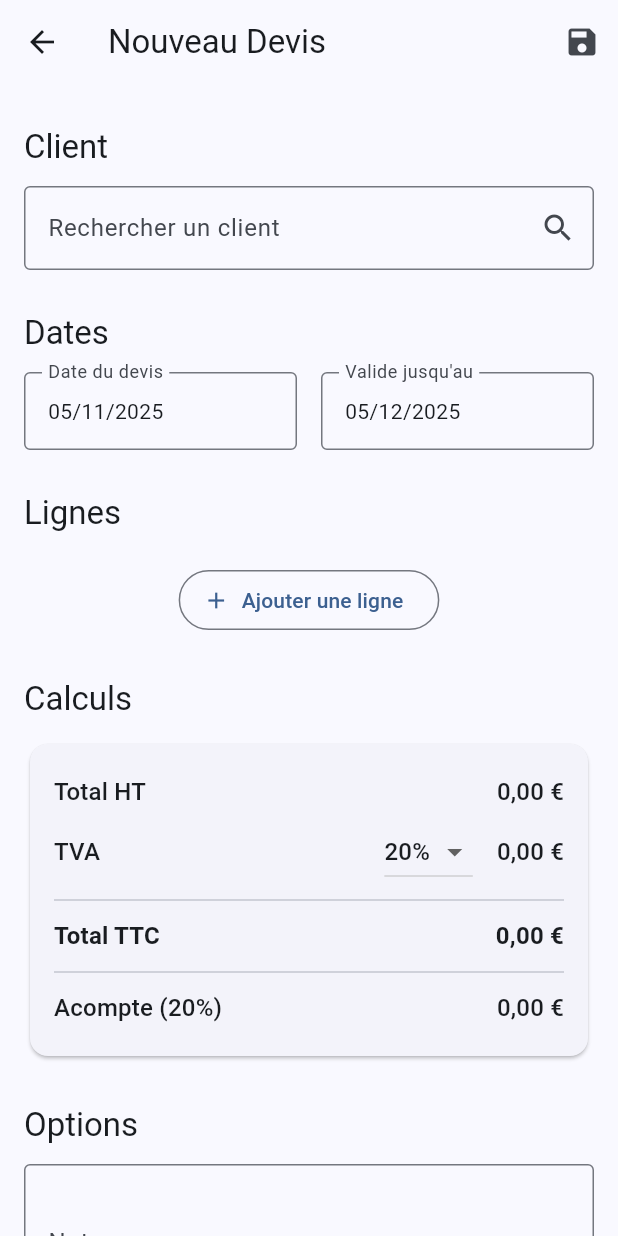
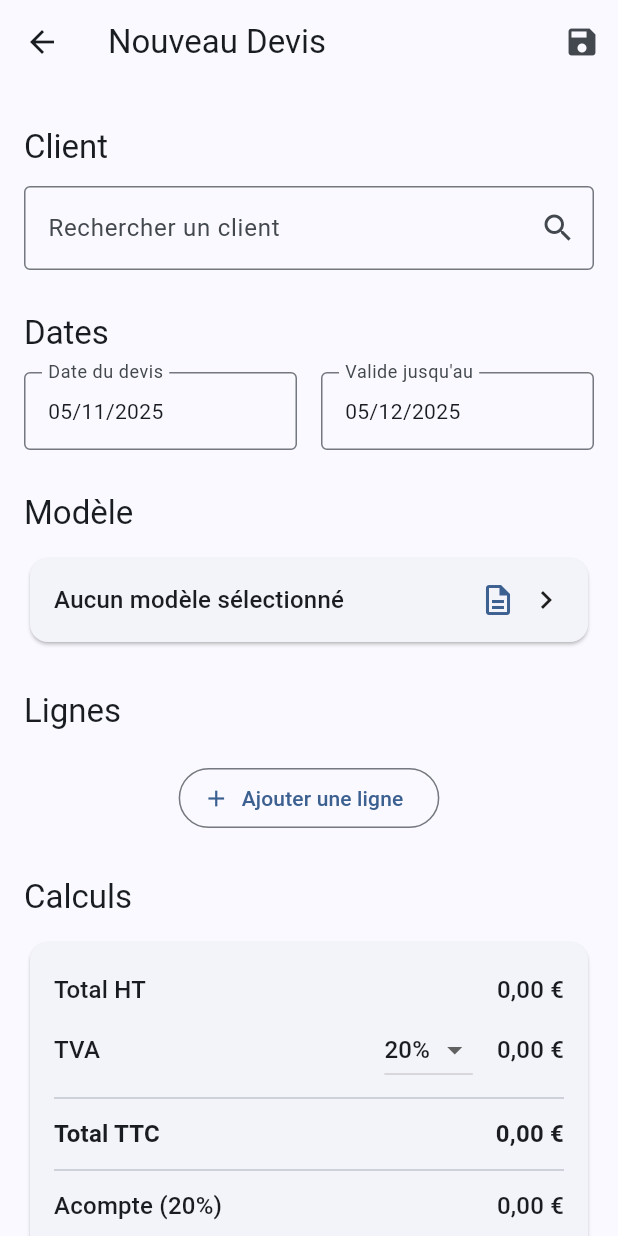
Before and after one commit to lightmyfireadmin/plombipro-app, a Flutter app: the QuoteFormPage screen opened by its route, on a phone screen of 412 x 824 dp. Run offline on Flutter 3.47's test engine with Material 3 defaults, Android fonts, the phone set to English and light mode, and no system bars; our stand-ins replace firebase_core, fl_chart, flutter_dotenv, go_router, image_picker, open_filex and 3 more; missing offline and left inert: flutter_stripe; accounts and stored records are empty.

Commit message:
Implement template selector and apply functionality in quote form
- Created TemplateService to load templates from assets
  * Loads templates_index.json with template metadata
  * Loads individual template JSON files on demand
  * Groups templates by category for organized display

- Enhanced QuoteFormPage with template integration:
  * Added template selector UI as new section after dates
  * Displays selected template with clear/apply actions
  * Dialog-based template picker grouped by category
  * Shows template details (items count, price range)
  * Auto-populates line items and terms from template
  * Success/error notifications for user feedback

This enables plumbers to quickly create quotes using pre-built
templates, significantly reducing data entry time. Currently supports
10 templates across 5 categories (Bathroom, Kitchen, Heating,
Emergency, Maintenance).

```diff
--- a/lib/screens/quotes/quote_form_page.dart
+++ b/lib/screens/quotes/quote_form_page.dart
@@ -6,6 +6,7 @@ import '../../models/product.dart';
 import '../../models/quote.dart';
 import '../../services/invoice_calculator.dart';
 import '../../services/supabase_service.dart';
+import '../../services/template_service.dart';
 import '../../widgets/section_header.dart';
 
 import '../templates/document_templates_page.dart';
@@ -33,11 +34,15 @@ class _QuoteFormPageState extends State<QuoteFormPage> {
   DateTime _date = DateTime.now();
   DateTime _expiryDate = DateTime.now().add(const Duration(days: 30));
 
-  // Section 3: Line Items
+  // Section 3: Templates
+  List<TemplateInfo> _availableTemplates = [];
+  TemplateInfo? _selectedTemplate;
+
+  // Section 4: Line Items
   List<LineItem> _lineItems = [];
   List<Product> _products = [];
 
-  // Section 4: Calculations
+  // Section 5: Calculations
   double _totalHT = 0;
   double _totalTVA = 0;
   double _totalTTC = 0;
@@ -46,7 +51,7 @@ class _QuoteFormPageState extends State<QuoteFormPage> {
   // French VAT rates
   static const List<double> _availableVatRates = [20.0, 10.0, 5.5, 2.1];
 
-  // Section 5: Options
+  // Section 6: Options
   final TextEditingController _notesController = TextEditingController();
   bool _requiresSignature = false;
   bool _sendAfterCreation = false;
@@ -71,11 +76,13 @@ class _QuoteFormPageState extends State<QuoteFormPage> {
 
       final clientsFuture = SupabaseService.fetchClients();
       final productsFuture = SupabaseService.fetchProducts();
-      final results = await Future.wait([clientsFuture, productsFuture]);
+      final templatesFuture = TemplateService.getTemplatesList();
+      final results = await Future.wait([clientsFuture, productsFuture, templatesFuture]);
 
       setState(() {
         _clients = results[0] as List<Client>;
         _products = results[1] as List<Product>;
+        _availableTemplates = results[2] as List<TemplateInfo>;
         if (_isEditing && _quote != null) {
           // Populate form with existing quote data
           final quote = _quote!;
@@ -133,6 +140,96 @@ class _QuoteFormPageState extends State<QuoteFormPage> {
       _lineItems[index] = item;
       _calculateTotals();
     });
+  }
+
+  Future<void> _applyTemplate(TemplateInfo templateInfo) async {
+    try {
+      final template = await TemplateService.loadTemplate(templateInfo.file);
+      if (template == null) {
+        if (mounted) {
+          ScaffoldMessenger.of(context).showSnackBar(
+            const SnackBar(content: Text('Erreur lors du chargement du modèle')),
+          );
+        }
+        return;
+      }
+
+      setState(() {
+        _selectedTemplate = templateInfo;
+        _lineItems = List<LineItem>.from(template.lineItems);
+        if (template.termsConditions != null && template.termsConditions!.isNotEmpty) {
+          _notesController.text = template.termsConditions!;
+        }
+        _calculateTotals();
+      });
+
+      if (mounted) {
+        ScaffoldMessenger.of(context).showSnackBar(
+          SnackBar(content: Text('Modèle "${templateInfo.name}" appliqué avec succès!')),
+        );
+      }
+    } catch (e) {
+      if (mounted) {
+        ScaffoldMessenger.of(context).showSnackBar(
+          SnackBar(content: Text('Erreur: ${e.toString()}')),
+        );
+      }
+    }
+  }
+
+  void _showTemplateSelector() {
+    final grouped = TemplateService.groupByCategory(_availableTemplates);
+
+    showDialog(
+      context: context,
+      builder: (BuildContext context) {
+        return AlertDialog(
+          title: const Text('Choisir un modèle'),
+          content: SizedBox(
+            width: double.maxFinite,
+            child: ListView(
+              shrinkWrap: true,
+              children: grouped.entries.map((entry) {
+                return Column(
+                  crossAxisAlignment: CrossAxisAlignment.start,
+                  children: [
+                    Padding(
+                      padding: const EdgeInsets.symmetric(vertical: 8.0),
+                      child: Text(
+                        entry.key,
+                        style: const TextStyle(
+                          fontSize: 16,
+                          fontWeight: FontWeight.bold,
+                        ),
+                      ),
+                    ),
+                    ...entry.value.map((template) {
+                      return ListTile(
+                        title: Text(template.name),
+                        subtitle: Text(
+                          '${template.itemsCount} articles • ${template.estimatedPriceRange}€',
+                        ),
+                        onTap: () {
+                          Navigator.of(context).pop();
+                          _applyTemplate(template);
+                        },
+                      );
+                    }),
+                    const Divider(),
+                  ],
+                );
+              }).toList(),
+            ),
+          ),
+          actions: [
+            TextButton(
+              onPressed: () => Navigator.of(context).pop(),
+              child: const Text('Annuler'),
+            ),
+          ],
+        );
+      },
+    );
   }
 
   Future<void> _saveQuote() async {
@@ -224,22 +321,27 @@ class _QuoteFormPageState extends State<QuoteFormPage> {
                   _buildDatePickers(),
                   const SizedBox(height: 16),
 
-                  // Section 3: Line Items
+                  // Section 3: Template
+                  const SectionHeader(title: 'Modèle'),
+                  _buildTemplateSelector(),
+                  const SizedBox(height: 16),
+
+                  // Section 4: Line Items
                   const SectionHeader(title: 'Lignes'),
                   _buildLineItemsEditor(),
                   const SizedBox(height: 16),
 
-                  // Section 4: Calculations
+                  // Section 5: Calculations
                   const SectionHeader(title: 'Calculs'),
                   _buildTotalsCard(),
                   const SizedBox(height: 16),
 
-                  // Section 5: Options
+                  // Section 6: Options
                   const SectionHeader(title: 'Options'),
                   _buildOptions(),
                   const SizedBox(height: 16),
 
-                  // Section 6: Actions
+                  // Section 7: Actions
                   _buildActionButtons(),
                 ],
               ),
@@ -340,6 +442,66 @@ class _QuoteFormPageState extends State<QuoteFormPage> {
           ),
         ),
       ],
+    );
+  }
+
+  Widget _buildTemplateSelector() {
+    return Card(
+      child: InkWell(
+        onTap: _showTemplateSelector,
+        child: Padding(
+          padding: const EdgeInsets.all(16.0),
+          child: Row(
+            mainAxisAlignment: MainAxisAlignment.spaceBetween,
+            children: [
+              Expanded(
+                child: Column(
+                  crossAxisAlignment: CrossAxisAlignment.start,
+                  children: [
+                    Text(
+                      _selectedTemplate != null
+                          ? _selectedTemplate!.name
+                          : 'Aucun modèle sélectionné',
+                      style: Theme.of(context).textTheme.titleMedium,
+                    ),
+                    if (_selectedTemplate != null)
+                      Padding(
+                        padding: const EdgeInsets.only(top: 4.0),
+                        child: Text(
+                          '${_selectedTemplate!.itemsCount} articles • ${_selectedTemplate!.estimatedPriceRange}€',
+                          style: Theme.of(context).textTheme.bodySmall,
+                        ),
+                      ),
+                  ],
+                ),
+              ),
+              Row(
+                children: [
+                  if (_selectedTemplate != null)
+                    IconButton(
+                      icon: const Icon(Icons.clear, color: Colors.red),
+                      onPressed: () {
+                        setState(() {
+                          _selectedTemplate = null;
+                          _lineItems.clear();
+                          _notesController.clear();
+                          _calculateTotals();
+                        });
+                      },
+                      tooltip: 'Effacer le modèle',
+                    ),
+                  Icon(
+                    Icons.description_outlined,
+                    color: Theme.of(context).colorScheme.primary,
+                  ),
+                  const SizedBox(width: 8),
+                  const Icon(Icons.chevron_right),
+                ],
+              ),
+            ],
+          ),
+        ),
+      ),
     );
   }
 
--- /dev/null
+++ b/lib/services/template_service.dart
@@ -0,0 +1,107 @@
+import 'dart:convert';
+import 'package:flutter/services.dart' show rootBundle;
+import '../models/line_item.dart';
+
+class QuoteTemplate {
+  final String templateName;
+  final String templateType;
+  final String category;
+  final List<LineItem> lineItems;
+  final String? termsConditions;
+  final bool isSystemTemplate;
+
+  QuoteTemplate({
+    required this.templateName,
+    required this.templateType,
+    required this.category,
+    required this.lineItems,
+    this.termsConditions,
+    required this.isSystemTemplate,
+  });
+
+  factory QuoteTemplate.fromJson(Map<String, dynamic> json) {
+    return QuoteTemplate(
+      templateName: json['template_name'] as String,
+      templateType: json['template_type'] as String,
+      category: json['category'] as String,
+      lineItems: (json['line_items'] as List<dynamic>)
+          .map((item) => LineItem(
+                description: item['description'] as String,
+                quantity: (item['quantity'] as num).toDouble(),
+                unitPrice: (item['unit_price'] as num).toDouble(),
+                discountPercent: item['discount_percent'] as int? ?? 0,
+                taxRate: (item['tax_rate'] as num?)?.toDouble() ?? 20.0,
+              ))
+          .toList(),
+      termsConditions: json['terms_conditions'] as String?,
+      isSystemTemplate: json['is_system_template'] as bool? ?? false,
+    );
+  }
+}
+
+class TemplateInfo {
+  final String file;
+  final String name;
+  final String category;
+  final String estimatedPriceRange;
+  final int itemsCount;
+
+  TemplateInfo({
+    required this.file,
+    required this.name,
+    required this.category,
+    required this.estimatedPriceRange,
+    required this.itemsCount,
+  });
+
+  factory TemplateInfo.fromJson(Map<String, dynamic> json) {
+    return TemplateInfo(
+      file: json['file'] as String,
+      name: json['name'] as String,
+      category: json['category'] as String,
+      estimatedPriceRange: json['estimated_price_range'] as String,
+      itemsCount: json['items_count'] as int,
+    );
+  }
+}
+
+class TemplateService {
+  static Future<List<TemplateInfo>> getTemplatesList() async {
+    try {
+      final String jsonString =
+          await rootBundle.loadString('assets/templates/templates_index.json');
+      final Map<String, dynamic> data = json.decode(jsonString);
+      final List<dynamic> templates = data['templates'] as List<dynamic>;
+      return templates
+          .map((item) => TemplateInfo.fromJson(item as Map<String, dynamic>))
+          .toList();
+    } catch (e) {
+      print('Error loading templates index: $e');
+      return [];
+    }
+  }
+
+  static Future<QuoteTemplate?> loadTemplate(String fileName) async {
+    try {
+      final String jsonString =
+          await rootBundle.loadString('assets/templates/$fileName');
+      final Map<String, dynamic> data = json.decode(jsonString);
+      return QuoteTemplate.fromJson(data);
+    } catch (e) {
+      print('Error loading template $fileName: $e');
+      return null;
+    }
+  }
+
+  static Map<String, List<TemplateInfo>> groupByCategory(
+      List<TemplateInfo> templates) {
+    final Map<String, List<TemplateInfo>> grouped = {};
+    for (var template in templates) {
+      if (!grouped.containsKey(template.category)) {
+        grouped[template.category] = [];
+      }
+      grouped[template.category]!.add(template);
+    }
+    return grouped;
+  }
+}
```
